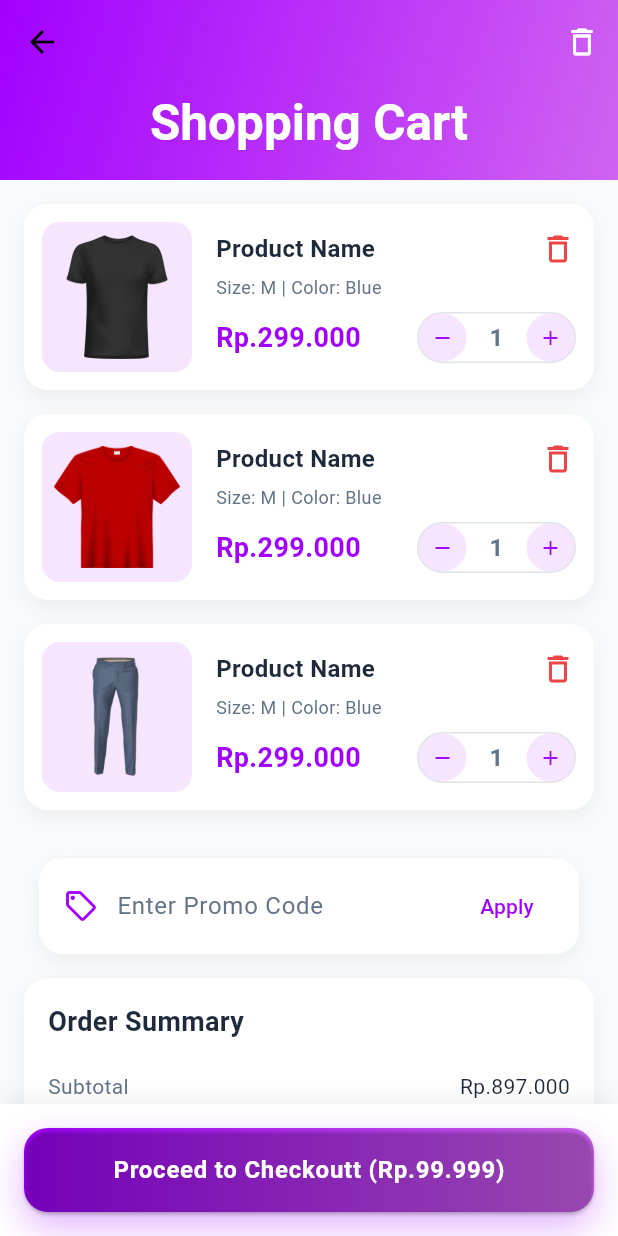
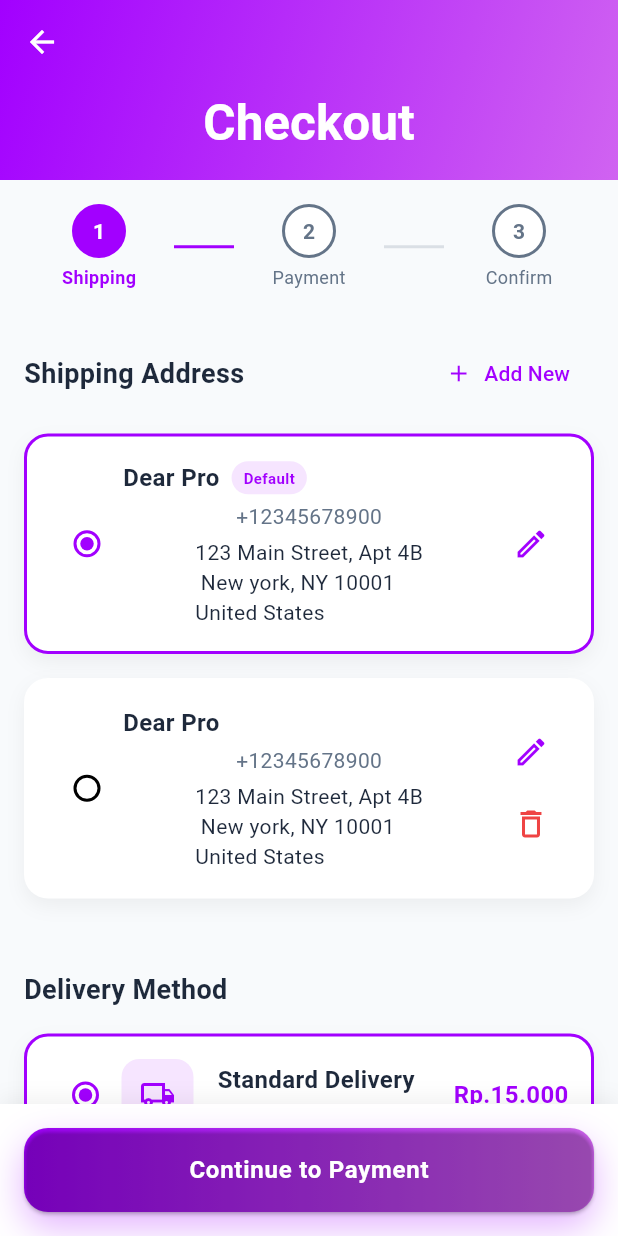
Before and after one commit to FarhanDev2025/uas-semester-4, a Flutter app: the CartScreen screen opened directly, after a tap on "Proceed to Checkoutt (Rp.99.999)", on a phone screen of 412 x 824 dp. Run offline on Flutter 3.47's test engine with Material 3 defaults, Android fonts, the phone set to English and light mode, and no system bars; Roboto replaces fonts that are missing (Poppins).

Commit message:
Tambah checkout_screen di part_3

```diff
--- a/lib/screens/cart_screen.dart
+++ b/lib/screens/cart_screen.dart
@@ -1,3 +1,4 @@
+import 'package:app_jualan/screens/checkout_screen.dart';
 import 'package:app_jualan/theme/theme.dart';
 import 'package:app_jualan/widgets/gradient_button.dart';
 import 'package:flutter/material.dart';
@@ -301,7 +302,13 @@ class CartScreen extends StatelessWidget {
         child: SafeArea(
           child: GradientButton(
             text: "Proceed to Checkoutt (Rp.99.999)",
-            onPressed: () {},
+            onPressed: () {
+              Navigator.push(
+                context,
+                MaterialPageRoute(builder: (context) => CheckoutScreen(),
+                ),
+              );
+            },
           ),
         ),
       ),
--- /dev/null
+++ b/lib/screens/checkout_screen.dart
@@ -0,0 +1,458 @@
+import 'package:app_jualan/theme/theme.dart';
+import 'package:app_jualan/widgets/gradient_button.dart';
+import 'package:flutter/material.dart';
+
+class CheckoutScreen extends StatefulWidget {
+  const CheckoutScreen({super.key});
+
+  @override
+  State<CheckoutScreen> createState() => _CheckoutScreenState();
+}
+
+class _CheckoutScreenState extends State<CheckoutScreen> {
+  int _selectedAddressIndex = 0;
+  int _selectedDeliveryMethod = 0;
+  final deliveryMethods = [
+    {
+      'title': 'Standard Delivery',
+      'duration': '3-5 business days ',
+      'price': 'Rp.15.000',
+      'icon': Icons.local_shipping_outlined,
+    },
+    {
+      'title': 'Express Delivery',
+      'duration': '1-2 business days ',
+      'price': 'Rp.10.000',
+      'icon': Icons.delivery_dining_outlined,
+    },
+  ];
+
+  Widget _buildStep(int number, String title, bool isActive) {
+    return Expanded(
+      child: Column(
+        children: [
+          Container(
+            width: 36,
+            height: 36,
+            decoration: BoxDecoration(
+              shape: BoxShape.circle,
+              color: isActive ? AppTheme.primaryColor : Colors.white,
+              border: Border.all(
+                color:
+                    isActive ? AppTheme.primaryColor : AppTheme.textSecondary,
+                width: 2,
+              ),
+            ),
+            child: Center(
+              child: Text(
+                number.toString(),
+                style: TextStyle(
+                  color: isActive ? Colors.white : AppTheme.textSecondary,
+                  fontWeight: FontWeight.bold,
+                ),
+              ),
+            ),
+          ),
+          SizedBox(height: 4),
+          Text(
+            title,
+            style: TextStyle(
+              color: isActive ? AppTheme.primaryColor : AppTheme.textSecondary,
+              fontSize: 12,
+              fontWeight: isActive ? FontWeight.bold : FontWeight.normal,
+            ),
+          ),
+        ],
+      ),
+    );
+  }
+
+  Widget _buildStepConnector(bool isActive) {
+    return Container(
+      width: 40,
+      height: 2,
+      color:
+          isActive
+              ? AppTheme.primaryColor
+              : AppTheme.textSecondary.withOpacity(0.2),
+    );
+  }
+
+  Widget _buildAddressCard(int index) {
+    final isSelected = _selectedAddressIndex == index;
+    return GestureDetector(
+      onTap: () => setState(() => _selectedAddressIndex = index),
+      child: Container(
+        margin: EdgeInsets.only(bottom: 16),
+        padding: EdgeInsets.all(16),
+        decoration: BoxDecoration(
+          color: Colors.white,
+          borderRadius: BorderRadius.circular(16),
+          border: Border.all(
+            color: isSelected ? AppTheme.primaryColor : Colors.transparent,
+            width: 2,
+          ),
+          boxShadow: [
+            BoxShadow(
+              color: Colors.black.withOpacity(0.05),
+              blurRadius: 10,
+              offset: Offset(0, 5),
+            ),
+          ],
+        ),
+        child: Row(
+          children: [
+            Radio(
+              value: index,
+              groupValue: _selectedAddressIndex,
+              onChanged: (value) {
+                setState(() {
+                  _selectedAddressIndex = value as int;
+                });
+              },
+              activeColor: AppTheme.primaryColor,
+            ),
+            Expanded(
+              child: Column(
+                mainAxisAlignment: MainAxisAlignment.start,
+                children: [
+                  Row(
+                    children: [
+                      Text(
+                        "Dear Pro",
+                        style: TextStyle(
+                          fontSize: 16,
+                          fontWeight: FontWeight.bold,
+                          color: AppTheme.textPrimary,
+                        ),
+                      ),
+                      SizedBox(width: 8),
+                      if (index == 0)
+                        Container(
+                          padding: EdgeInsets.symmetric(
+                            horizontal: 8,
+                            vertical: 4,
+                          ),
+                          decoration: BoxDecoration(
+                            color: AppTheme.primaryColor.withOpacity(0.1),
+                            borderRadius: BorderRadius.circular(12),
+                          ),
+                          child: Text(
+                            "Default",
+                            style: TextStyle(
+                              fontSize: 10,
+                              color: AppTheme.primaryColor,
+                              fontWeight: FontWeight.bold,
+                            ),
+                          ),
+                        ),
+                    ],
+                  ),
+                  SizedBox(height: 4),
+                  Text(
+                    '+12345678900',
+                    style: TextStyle(color: AppTheme.textSecondary),
+                  ),
+                  SizedBox(height: 4),
+                  Text(
+                    '123 Main Street, Apt 4B\n New york, NY 10001\nUnited States',
+                    style: TextStyle(color: AppTheme.textPrimary),
+                  ),
+                ],
+              ),
+            ),
+            Column(
+              children: [
+                IconButton(
+                  onPressed: () {},
+                  icon: Icon(Icons.edit_outlined),
+                  color: AppTheme.primaryColor,
+                ),
+                if (index != 0)
+                  IconButton(
+                    onPressed: () {},
+                    icon: Icon(Icons.delete_outline),
+                    color: AppTheme.error,
+                  ),
+              ],
+            ),
+          ],
+        ),
+      ),
+    );
+  }
+
+  Widget _buildDeliveryMethodCard(int index, Map<String, dynamic> method) {
+    final isSelected = _selectedDeliveryMethod == index;
+    return GestureDetector(
+      onTap: () {
+        setState(() {
+          _selectedDeliveryMethod = index;
+        });
+      },
+      child: Container(
+        margin: EdgeInsets.only(bottom: 16),
+        padding: EdgeInsets.all(15),
+        decoration: BoxDecoration(
+          color: Colors.white,
+          borderRadius: BorderRadius.circular(16),
+          border: Border.all(
+            color: isSelected ? AppTheme.primaryColor : Colors.transparent,
+            width: 2,
+          ),
+          boxShadow: [
+            BoxShadow(
+              color: Colors.black.withOpacity(0.05),
+              blurRadius: 10,
+              offset: Offset(0, 5),
+            ),
+          ],
+        ),
+        child: Row(
+          children: [
+            Radio(
+              value: index,
+              groupValue: _selectedDeliveryMethod,
+              onChanged: (value) {
+                setState(() {
+                  _selectedDeliveryMethod = value as int;
+                });
+              },
+              activeColor: AppTheme.primaryColor,
+            ),
+            Container(
+              padding: EdgeInsets.all(12),
+              decoration: BoxDecoration(
+                color: AppTheme.primaryColor.withOpacity(0.1),
+                borderRadius: BorderRadius.circular(12),
+              ),
+              child: Icon(
+                method['icon'] as IconData,
+                color: AppTheme.primaryColor,
+              ),
+            ),
+            SizedBox(width: 16),
+            Expanded(
+              child: Column(
+                crossAxisAlignment: CrossAxisAlignment.start,
+                children: [
+                  Text(
+                    method['title'] as String,
+                    style: TextStyle(
+                      fontSize: 16,
+                      fontWeight: FontWeight.bold,
+                      color: AppTheme.textPrimary,
+                    ),
+                  ),
+                  Text(
+                    method['duration'] as String,
+                    style: TextStyle(color: AppTheme.textSecondary),
+                  ),
+                ],
+              ),
+            ),
+            Text(
+              method['price'] as String,
+              style: TextStyle(
+                fontSize: 16,
+                fontWeight: FontWeight.bold,
+                color: AppTheme.primaryColor,
+              ),
+            ),
+          ],
+        ),
+      ),
+    );
+  }
+
+  Widget _buildSummaryRow(String label, String value, {bool isTotal = false}) {
+    return Padding(
+      padding: EdgeInsets.symmetric(vertical: 4),
+      child: Row(
+        mainAxisAlignment: MainAxisAlignment.spaceBetween,
+        children: [
+          Text(
+            label,
+            style: TextStyle(
+              fontSize: isTotal ? 18 : 14,
+              fontWeight: isTotal ? FontWeight.bold : FontWeight.normal,
+              color: isTotal ? AppTheme.textPrimary : AppTheme.textSecondary,
+            ),
+          ),
+          Text(
+            value,
+            style: TextStyle(
+              fontSize: isTotal ? 18 : 14,
+              fontWeight: isTotal ? FontWeight.bold : FontWeight.normal,
+              color: isTotal ? AppTheme.textPrimary : AppTheme.textSecondary,
+            ),
+          ),
+        ],
+      ),
+    );
+  }
+
+  @override
+  Widget build(BuildContext context) {
+    return Scaffold(
+      backgroundColor: AppTheme.backgroundColor,
+      body: CustomScrollView(
+        slivers: [
+          SliverAppBar(
+            foregroundColor: Colors.white,
+            pinned: true,
+            expandedHeight: 120,
+            backgroundColor: Colors.transparent,
+            flexibleSpace: Container(
+              decoration: BoxDecoration(
+                gradient: LinearGradient(
+                  colors: AppTheme.primaryGradient,
+                  begin: Alignment.topLeft,
+                  end: Alignment.bottomRight,
+                ),
+              ),
+              child: FlexibleSpaceBar(
+                title: Text(
+                  "Checkout",
+                  style: TextStyle(
+                    color: Colors.white,
+                    fontWeight: FontWeight.bold,
+                  ),
+                ),
+                centerTitle: true,
+              ),
+            ),
+          ),
+          SliverToBoxAdapter(
+            child: Column(
+              children: [
+                Container(
+                  padding: EdgeInsets.all(16),
+                  child: Row(
+                    children: [
+                      _buildStep(1, 'Shipping', true),
+                      _buildStepConnector(true),
+                      _buildStep(2, 'Payment', false),
+                      _buildStepConnector(false),
+                      _buildStep(3, 'Confirm', false),
+                    ],
+                  ),
+                ),
+                Padding(
+                  padding: EdgeInsets.all(16),
+                  child: Column(
+                    crossAxisAlignment: CrossAxisAlignment.start,
+                    children: [
+                      Row(
+                        mainAxisAlignment: MainAxisAlignment.spaceBetween,
+                        children: [
+                          Text(
+                            "Shipping Address",
+                            style: TextStyle(
+                              fontSize: 18,
+                              fontWeight: FontWeight.bold,
+                              color: AppTheme.textPrimary,
+                            ),
+                          ),
+                          TextButton.icon(
+                            onPressed: () {},
+                            icon: Icon(Icons.add),
+                            label: Text("Add New"),
+                          ),
+                        ],
+                      ),
+                      SizedBox(height: 16),
+                      ...List.generate(2, (index) => _buildAddressCard(index)),
+                    ],
+                  ),
+                ),
+                Padding(
+                  padding: EdgeInsets.all(16),
+                  child: Column(
+                    crossAxisAlignment: CrossAxisAlignment.start,
+                    children: [
+                      Text(
+                        "Delivery Method",
+                        style: TextStyle(
+                          fontSize: 18,
+                          fontWeight: FontWeight.bold,
+                          color: AppTheme.textPrimary,
+                        ),
+                      ),
+                      SizedBox(height: 16),
+                      ...List.generate(
+                        2,
+                        (index) => _buildDeliveryMethodCard(
+                          index,
+                          deliveryMethods[index],
+                        ),
+                      ),
+                    ],
+                  ),
+                ),
+                Container(
+                  margin: EdgeInsets.all(16),
+                  padding: EdgeInsets.all(16),
+                  decoration: BoxDecoration(
+                    color: Colors.white,
+                    borderRadius: BorderRadius.circular(16),
+                    boxShadow: [
+                      BoxShadow(
+                        color: Colors.black.withOpacity(0.05),
+                        blurRadius: 10,
+                        offset: Offset(0, 5),
+                      ),
+                    ],
+                  ),
+                  child: Column(
+                    crossAxisAlignment: CrossAxisAlignment.start,
+                    children: [
+                      Text(
+                        "Order Summary",
+                        style: TextStyle(
+                          fontSize: 18,
+                          fontWeight: FontWeight.bold,
+                          color: AppTheme.textPrimary,
+                        ),
+                      ),
+                     SizedBox(height: 16),
+                      _buildSummaryRow("Subtotal", 'Rp.897.000'),
+                      _buildSummaryRow("Shopping", 'Rp.10.000'),
+                      _buildSummaryRow("Tax", 'Rp.25.999'),
+                      Divider(height: 24),
+                      _buildSummaryRow("Total", 'Rp.984.997', isTotal: true),
+                    ],
+                  ),
+                ),
+              ],
+            ),
+          ),
+        ],
+      ),
+      bottomSheet: Container(
+        padding: EdgeInsets.all(16),
+        decoration: BoxDecoration(
+          color: Colors.white,
+          boxShadow: [
+            BoxShadow(
+              color: Colors.black.withOpacity(0.05),
+              blurRadius: 10,
+              offset: Offset(0, -5),
+            ),
+          ],
+        ),
+        child: SafeArea(
+          child: GradientButton(
+            text: "Continue to Payment",
+            onPressed: () {
+              Navigator.push(
+                context,
+                MaterialPageRoute(builder: (context) => CheckoutScreen()),
+              );
+            },
+          ),
+        ),
+      ),
+    );
+  }
+}
```
